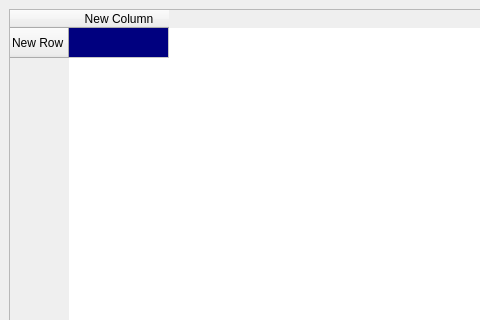
Before: the Qt Designer form Gui/setwindow.ui in Purple-Jesus/Field, drawn with Qt 5; both pictures show x 0 to 480 and y 0 to 320 of the 760 by 538 pixel window.
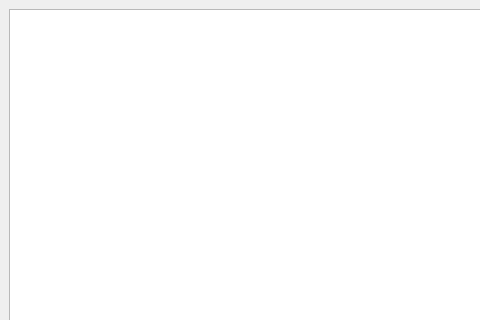
After: the same form once the commit is applied. Icons and pictures are not drawn.

Commit message: modified:   Gui/playwindow.cpp 	modified:   Gui/setwindow.cpp 	modified:   Gui/setwindow.ui 	modified:   Gui/startwindow.cpp 	modified:   Makefile 	deleted:    center.o 	deleted:    moc_fieldtable.cpp 	deleted:    moc_fieldtable.o 	deleted:    moc_squareg.cpp 	deleted:    moc_squareg.o 	modified:   network/mysocket.h 	deleted:    squareg.o

What changed in the file:
```diff
--- a/Gui/setwindow.ui
+++ b/Gui/setwindow.ui
@@ -41,51 +41,12 @@
       </property>
       <item>
        <widget class="QTableWidget" name="fieldTable">
-        <property name="sizePolicy">
-         <sizepolicy hsizetype="MinimumExpanding" vsizetype="MinimumExpanding">
-          <horstretch>0</horstretch>
-          <verstretch>0</verstretch>
-         </sizepolicy>
-        </property>
-        <property name="cursor" stdset="0">
-         <cursorShape>CrossCursor</cursorShape>
-        </property>
-        <property name="autoFillBackground">
-         <bool>true</bool>
-        </property>
-        <property name="editTriggers">
-         <set>QAbstractItemView::AnyKeyPressed|QAbstractItemView::EditKeyPressed</set>
-        </property>
-        <property name="dragEnabled">
-         <bool>true</bool>
-        </property>
-        <property name="dragDropMode">
-         <enum>QAbstractItemView::DragDrop</enum>
+        <property name="tabKeyNavigation">
+         <bool>false</bool>
         </property>
         <property name="defaultDropAction">
          <enum>Qt::MoveAction</enum>
         </property>
-        <row>
-         <property name="text">
-          <string>New Row</string>
-         </property>
-        </row>
-        <column>
-         <property name="text">
-          <string>New Column</string>
-         </property>
-        </column>
-        <item row="0" column="0">
-         <property name="background">
-          <brush brushstyle="SolidPattern">
-           <color alpha="255">
-            <red>0</red>
-            <green>0</green>
-            <blue>127</blue>
-           </color>
-          </brush>
-         </property>
-        </item>
        </widget>
       </item>
       <item>
```
Left out of the diff: 8 changed lines with no effect on the pictures. The commit also changes 13 other files.
